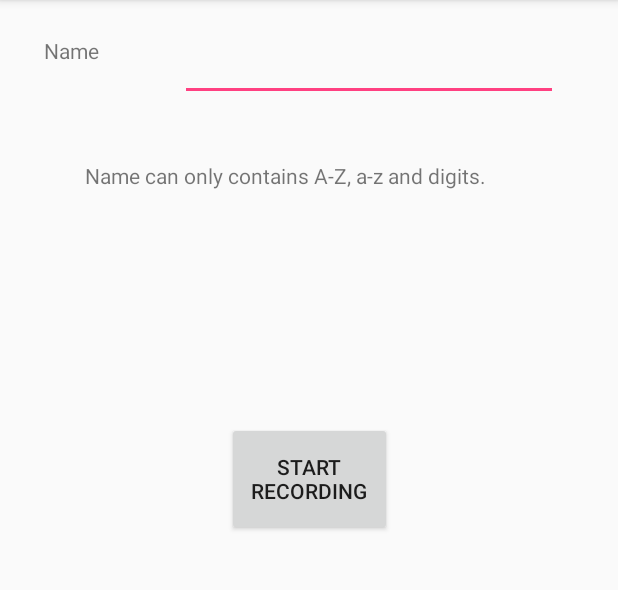
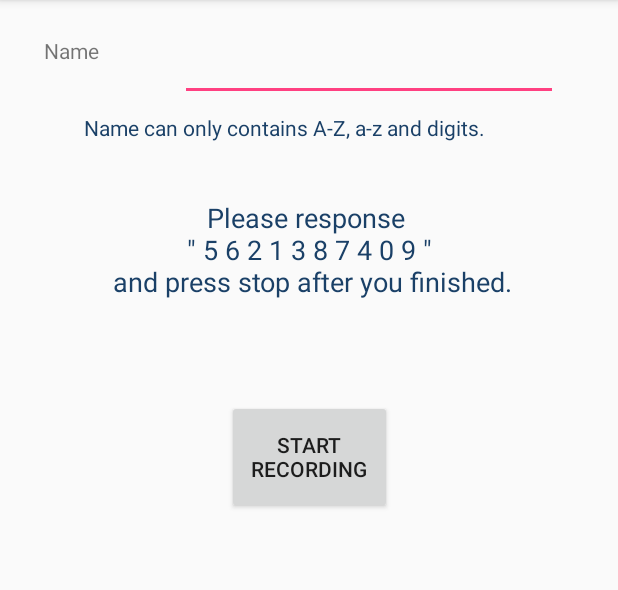
Before and after one commit to ra2637/voice_recognition, an Android app: the AddUserActivity screen opened directly, with no data from a screen before it, after a tap on "START RECORDING", on a phone screen of 412 x 824 dp, the part 84-674 px from its top. Run offline under Robolectric (Android 15) with nearby library versions, the phone set to English and light mode, and no system bars; 1 statement that could not run was skipped.

Commit message:
add error line for add user and keep showing the training message on screen

```diff
--- a/Application/src/main/java/uw/ytchang/vaguard/AddUserActivity.java
+++ b/Application/src/main/java/uw/ytchang/vaguard/AddUserActivity.java
@@ -17,7 +17,7 @@ public class AddUserActivity extends AppCompatActivity implements View.OnClickLi
     private static final String TAG = "AddUserActivity";
     private Button record_btn;
     private EditText user_name;
-    private TextView guide_line;
+    private TextView error_line, guide_line;
     private AlizeVoiceRecognizerManager alizeVoiceRecognizerManager;
     private AzureVoiceRecognizerManager2 azureVoiceRecognizerManager;
     private AudioRecorderManager audioRecorderManager;
@@ -39,7 +39,9 @@ public class AddUserActivity extends AppCompatActivity implements View.OnClickLi
         record_btn.setText(getString(R.string.start_recording));
         user_name = (EditText) findViewById(R.id.user_name);
         user_name.setText("");
+        error_line = (TextView) findViewById(R.id.add_user_error_line);
         guide_line = (TextView) findViewById(R.id.add_user_guide_line);
+        guide_line.setText("Please response \n\" 5 6 2 1 3 8 7 4 0 9 \"\n and press stop after you finished.");
     }
 
     private void setClickListeners() {
@@ -57,12 +59,12 @@ public class AddUserActivity extends AppCompatActivity implements View.OnClickLi
                     user_name.setFreezesText(true);
                     if(!speakerName.matches("\\w+")){
                         Log.d(TAG, "Name can only contains A-Z, a-z and digits.");
-                        guide_line.setText("Name can only contains A-Z, a-z and digits.");
+                        error_line.setText("Name can only contains A-Z, a-z and digits.");
                         user_name.setFreezesText(false);
                         return;
                     }
                     if(alizeVoiceRecognizerManager.hasSpeaker(speakerName)){
-                        guide_line.setText("User: "+speakerName+ " is existed.");
+                        error_line.setText(speakerName+ " is existed.");
                         user_name.setFreezesText(false);
                         return;
                     }
@@ -73,9 +75,10 @@ public class AddUserActivity extends AppCompatActivity implements View.OnClickLi
                     } else{
                         audioRecorderManager.setOutputFileName(outputFile);
                     }
-                    guide_line.setText("Please response \" 5 6 2 1 3 8 7 4 0 9 \" and press stop after you finished.");
+
                     audioRecorderManager.startRecording();
                     record_btn.setText(getString(R.string.stop_recording));
+                    error_line.setText("");
                 }else{
                     // TODO: stop recording process and create user in alize
                     audioRecorderManager.stopRecording();
--- a/Application/src/main/res/layout/activity_add_user.xml
+++ b/Application/src/main/res/layout/activity_add_user.xml
@@ -44,14 +44,30 @@
         app:layout_constraintTop_toBottomOf="@+id/add_user_guide_line" />
 
     <TextView
-        android:id="@+id/add_user_guide_line"
+        android:id="@+id/add_user_error_line"
         android:layout_width="300dp"
-        android:layout_height="126dp"
-        android:layout_marginTop="40dp"
+        android:layout_height="41dp"
+        android:layout_marginTop="8dp"
+        android:textAlignment="viewStart"
+        android:textColor="#1a4067"
+        android:textSize="14sp"
         app:layout_constraintEnd_toEndOf="parent"
-        app:layout_constraintHorizontal_bias="0.508"
         app:layout_constraintLeft_toLeftOf="parent"
         app:layout_constraintRight_toRightOf="parent"
         app:layout_constraintStart_toStartOf="parent"
         app:layout_constraintTop_toBottomOf="@+id/user_name" />
+
+    <TextView
+        android:id="@+id/add_user_guide_line"
+        android:layout_width="300dp"
+        android:layout_height="86dp"
+        android:layout_marginTop="16dp"
+        android:textAlignment="center"
+        android:textColor="#1a4067"
+        android:textSize="18sp"
+        app:layout_constraintEnd_toEndOf="parent"
+        app:layout_constraintLeft_toLeftOf="parent"
+        app:layout_constraintRight_toRightOf="parent"
+        app:layout_constraintStart_toStartOf="parent"
+        app:layout_constraintTop_toBottomOf="@+id/add_user_error_line" />
 </android.support.constraint.ConstraintLayout>
```
